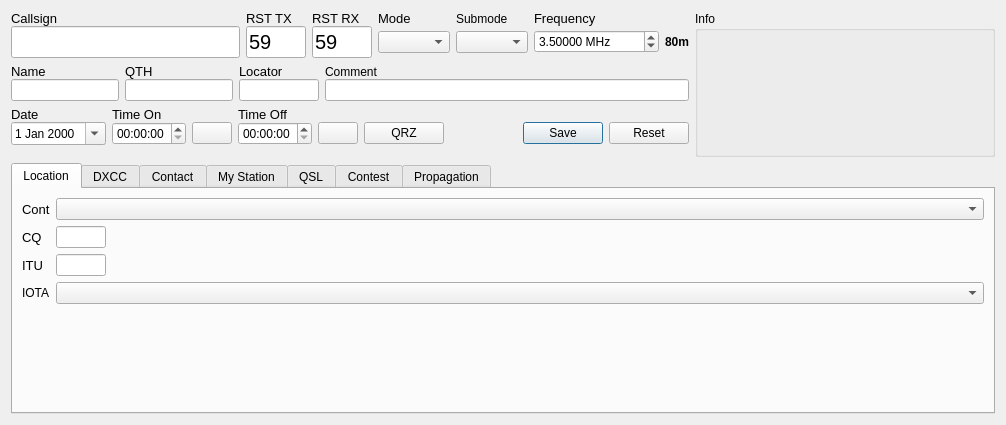
This is ui/NewContactWidget.ui in 7h0ma5/QLog as Qt 5 draws it before an edit. The edited form follows.
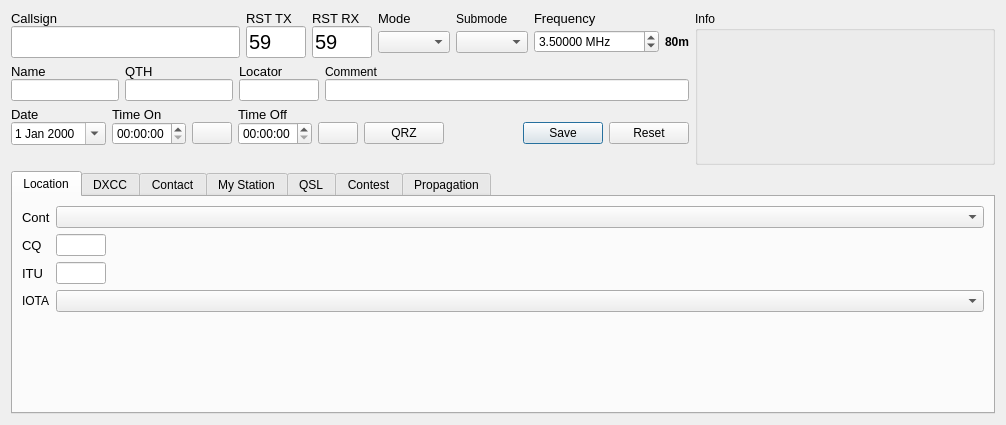
This is the edited form. Icons and pictures are not drawn. Custom widgets are drawn as their Qt base class.

Commit message: Add DXCC entity flags

Diff of the .ui file:
```diff
--- a/ui/NewContactWidget.ui
+++ b/ui/NewContactWidget.ui
@@ -544,7 +544,32 @@
         </property>
        </widget>
       </item>
-      <item row="0" column="0" colspan="2">
+      <item row="1" column="2">
+       <widget class="QLabel" name="flagView">
+        <property name="sizePolicy">
+         <sizepolicy hsizetype="Fixed" vsizetype="Fixed">
+          <horstretch>0</horstretch>
+          <verstretch>0</verstretch>
+         </sizepolicy>
+        </property>
+        <property name="minimumSize">
+         <size>
+          <width>64</width>
+          <height>64</height>
+         </size>
+        </property>
+        <property name="maximumSize">
+         <size>
+          <width>64</width>
+          <height>64</height>
+         </size>
+        </property>
+        <property name="text">
+         <string/>
+        </property>
+       </widget>
+      </item>
+      <item row="0" column="0" colspan="3">
        <widget class="QLabel" name="dxccInfo">
         <property name="font">
          <font>
@@ -561,6 +586,16 @@
         </property>
        </widget>
       </item>
+      <item row="4" column="0" colspan="3">
+       <widget class="QLabel" name="dxccStatus">
+        <property name="text">
+         <string/>
+        </property>
+        <property name="alignment">
+         <set>Qt::AlignCenter</set>
+        </property>
+       </widget>
+      </item>
       <item row="1" column="1">
        <widget class="QLabel" name="bearingInfo">
         <property name="font">
@@ -577,29 +612,6 @@
         </property>
        </widget>
       </item>
-      <item row="3" column="0" colspan="2">
-       <widget class="QLabel" name="dxccStatus">
-        <property name="text">
-         <string/>
-        </property>
-        <property name="alignment">
-         <set>Qt::AlignCenter</set>
-        </property>
-       </widget>
-      </item>
-      <item row="4" column="0" colspan="2">
-       <spacer name="verticalSpacer">
-        <property name="orientation">
-         <enum>Qt::Vertical</enum>
-        </property>
-        <property name="sizeHint" stdset="0">
-         <size>
-          <width>20</width>
-          <height>40</height>
-         </size>
-        </property>
-       </spacer>
-      </item>
      </layout>
     </widget>
    </item>
```
The commit also changes 10 other files.
